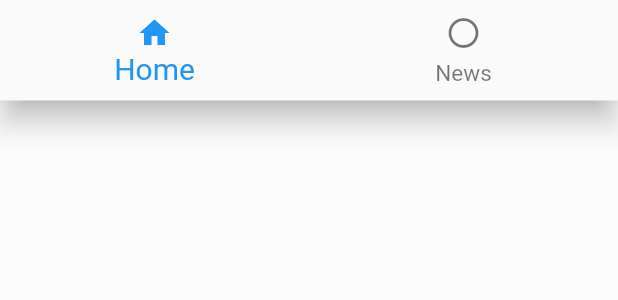
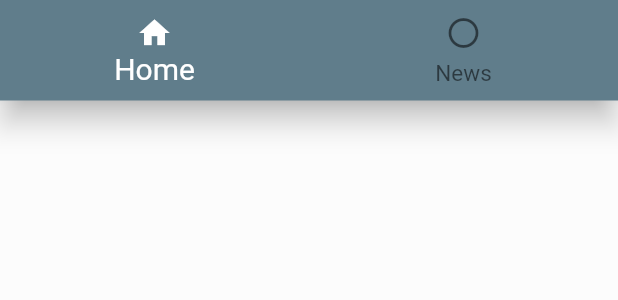
Before and after one commit to GeekHaven/Covid-Tracker, a Flutter app: the BottomBar widget shown alone on an empty page, opened directly, on a phone screen of 412 x 824 dp. Shown: the top 300 px of the screen. Run offline on Flutter 3.47's test engine with Material 2 defaults, Android fonts, the light colour scheme and no system bars; our stand-ins replace auto_size_text, carousel_pro, connectivity, dio, fl_chart, flutter_svg and 4 more; network calls fail.

Commit message:
Nothing Updated

```diff
--- a/lib/screens/home/home_widgets/awarness.dart
+++ b/lib/screens/home/home_widgets/awarness.dart
@@ -10,7 +10,7 @@ class Awarenesscard extends StatelessWidget {
       //color: Colors.amber,
       child: Card(
         elevation: 0,
-        shape: RoundedRectangleBorder(borderRadius: BorderRadius.circular(20)),
+        //shape: RoundedRectangleBorder(borderRadius: BorderRadius.circular(20)),
         child: Row(
           children: <Widget>[
             Container(
@@ -56,7 +56,6 @@ class Awarenesscard extends StatelessWidget {
                   },
                   child: Center(
                     child: Row(
-                      // Replace with a Row for horizontal icon + text
                       children: <Widget>[
                         Text(
                           "Learn More",
--- a/lib/screens/home/home_widgets/bottom.dart
+++ b/lib/screens/home/home_widgets/bottom.dart
@@ -11,8 +11,10 @@ class _BottomBarState extends State<BottomBar> {
   @override
   Widget build(BuildContext context) {
     return BottomNavigationBar(
+      backgroundColor: Colors.blueGrey,
       unselectedFontSize: 15,
       selectedFontSize: 20,
+      selectedItemColor: Colors.white,
       currentIndex: _currentindex,
       items: [
         BottomNavigationBarItem(
--- a/lib/screens/home/home_widgets/infoCardset.dart
+++ b/lib/screens/home/home_widgets/infoCardset.dart
@@ -1,9 +1,8 @@
-//import 'dart:convert';
+
 
 import 'package:covidtracker/constants.dart';
-//import 'package:covidtracker/screens/home/home_widgets/countryWorld.dart';
+
 import 'package:flutter/material.dart';
-//import 'package:auto_size_text/auto_size_text.dart';
 import './Infocard.dart';
 
 class Infoset extends StatefulWidget {
```
Also changed, not shown: lib/screens/home/home.dart (+28 -10 lines), lib/screens/home/home_widgets/countryWorld.dart (+7 -8 lines).
